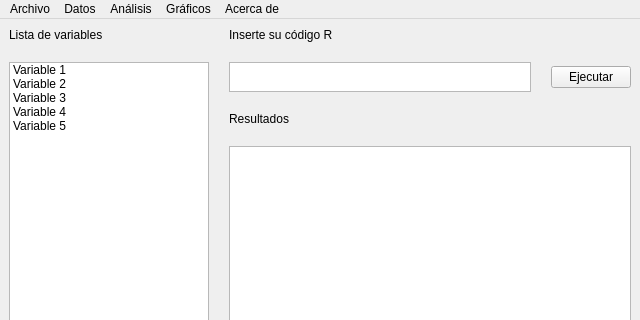
Old version of the form forms/mainwindow.ui in the repository yerayrm/ULLRToolbox-Gui; both pictures show x 0 to 640 and y 0 to 320 of the 640 by 480 pixel window.
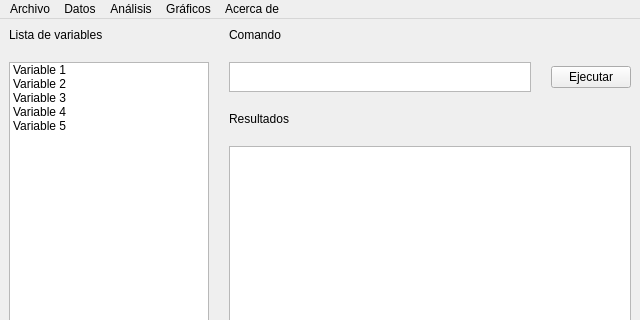
New version of the form.

Commit message: Separar el código de las interfaces y heredar de estas

What changed in the file:
```diff
--- a/forms/mainwindow.ui
+++ b/forms/mainwindow.ui
@@ -88,7 +88,7 @@
       <item row="0" column="1" colspan="2">
        <widget class="QLabel" name="label_ejecutar">
         <property name="text">
-         <string>Inserte su código R</string>
+         <string>Comando</string>
         </property>
        </widget>
       </item>
```
The commit also changes 11 other files.
